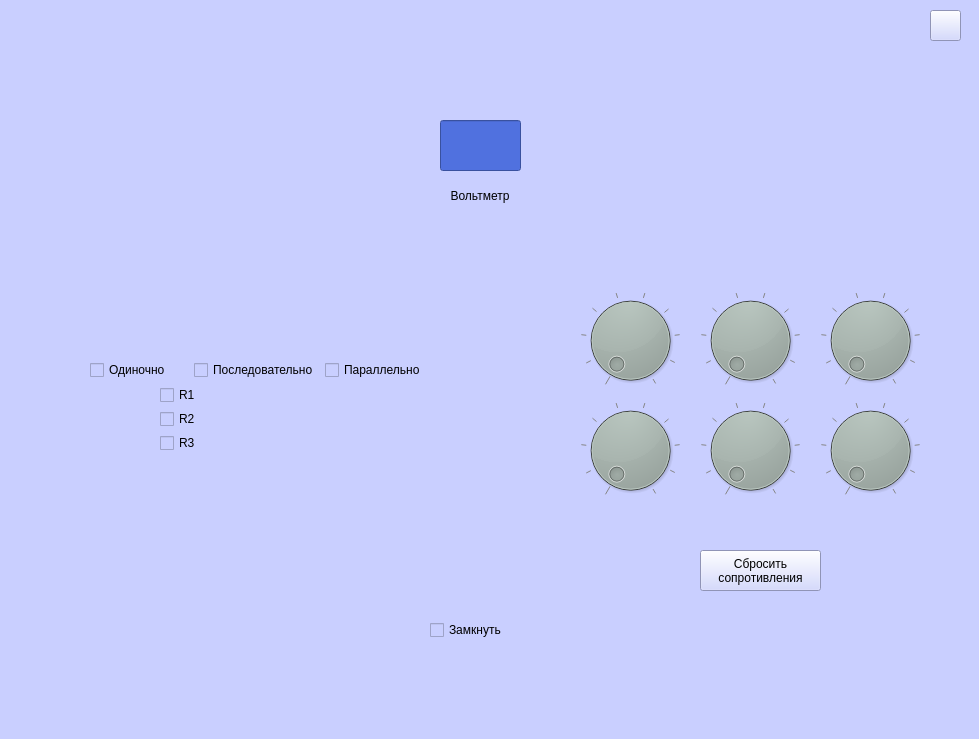
The window that laba11.ui (doktorfish0078/SimulationOfLaboratoryWork) describes before a commit, drawn with Qt 5.
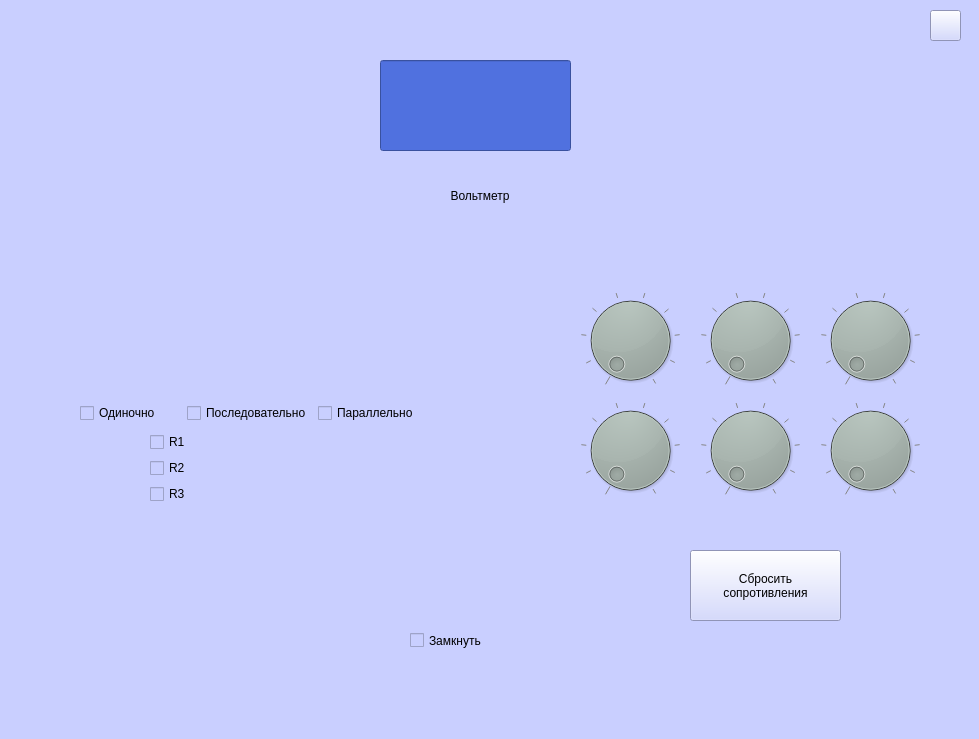
The same window after the commit. Icons and pictures are not drawn.

Patch:
```diff
--- a/laba11.ui
+++ b/laba11.ui
@@ -20,8 +20,8 @@
    <widget class="QWidget" name="horizontalLayoutWidget">
     <property name="geometry">
      <rect>
-      <x>110</x>
-      <y>220</y>
+      <x>100</x>
+      <y>260</y>
       <width>130</width>
       <height>100</height>
      </rect>
@@ -126,10 +126,10 @@
    <widget class="QWidget" name="verticalLayoutWidget_2">
     <property name="geometry">
      <rect>
-      <x>90</x>
-      <y>360</y>
-      <width>336</width>
-      <height>92</height>
+      <x>80</x>
+      <y>400</y>
+      <width>339</width>
+      <height>107</height>
      </rect>
     </property>
     <layout class="QVBoxLayout" name="verticalLayout_2">
@@ -237,16 +237,16 @@
    <widget class="QLabel" name="label_12">
     <property name="geometry">
      <rect>
-      <x>430</x>
-      <y>110</y>
-      <width>100</width>
-      <height>70</height>
+      <x>330</x>
+      <y>30</y>
+      <width>291</width>
+      <height>151</height>
      </rect>
     </property>
     <property name="maximumSize">
      <size>
-      <width>100</width>
-      <height>70</height>
+      <width>16777215</width>
+      <height>16777215</height>
      </size>
     </property>
     <property name="text">
@@ -262,10 +262,10 @@
    <widget class="QLineEdit" name="voltmeter">
     <property name="geometry">
      <rect>
-      <x>440</x>
-      <y>120</y>
-      <width>81</width>
-      <height>51</height>
+      <x>380</x>
+      <y>60</y>
+      <width>191</width>
+      <height>91</height>
      </rect>
     </property>
     <property name="font">
@@ -1098,10 +1098,10 @@
    <widget class="QPushButton" name="resetButton">
     <property name="geometry">
      <rect>
-      <x>700</x>
+      <x>690</x>
       <y>550</y>
-      <width>121</width>
-      <height>41</height>
+      <width>151</width>
+      <height>71</height>
      </rect>
     </property>
     <property name="styleSheet">
@@ -1115,10 +1115,10 @@
    <widget class="QCheckBox" name="PowerCheck">
     <property name="geometry">
      <rect>
-      <x>430</x>
-      <y>620</y>
-      <width>141</width>
-      <height>20</height>
+      <x>410</x>
+      <y>610</y>
+      <width>161</width>
+      <height>61</height>
      </rect>
     </property>
     <property name="styleSheet">
```
Left out of the diff: 2 changed lines with no effect on the pictures.
